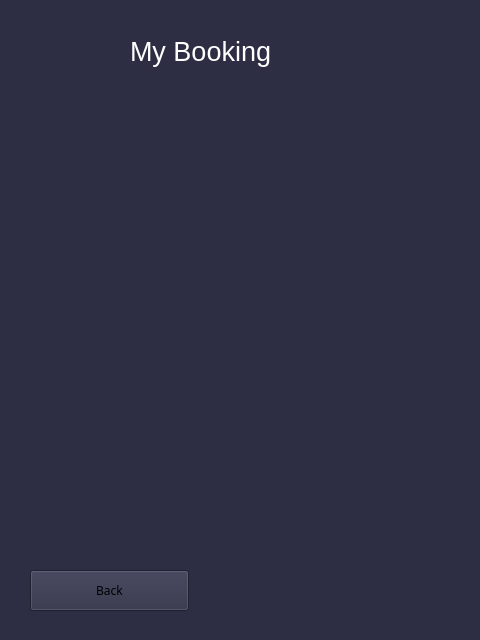
Before: the Qt Designer form file_ui/my_booking.ui in Ghazimuhammad/Reservasi-Bengkel, drawn with Qt 5.
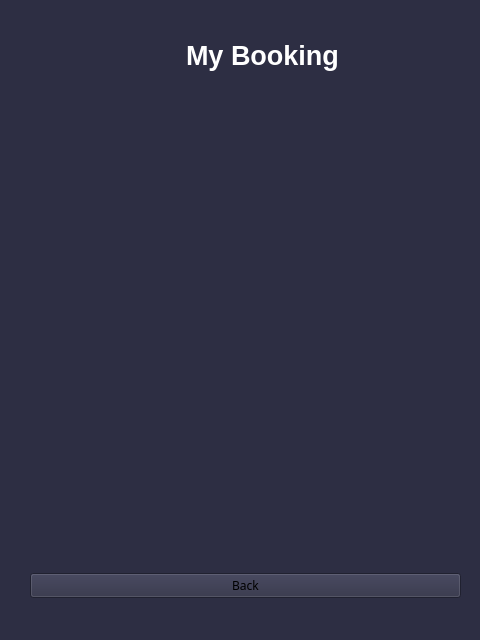
After: the same form once the commit is applied.

Commit message: benerin ui sama adapt dikit

What changed in the file:
```diff
--- a/file_ui/my_booking.ui
+++ b/file_ui/my_booking.ui
@@ -17,25 +17,77 @@
    <string notr="true">background-color: #2D2E43;</string>
   </property>
   <widget class="QWidget" name="centralwidget">
-   <widget class="QPushButton" name="push_back">
+   <widget class="QWidget" name="verticalLayoutWidget">
     <property name="geometry">
      <rect>
       <x>30</x>
-      <y>570</y>
-      <width>159</width>
-      <height>41</height>
+      <y>120</y>
+      <width>431</width>
+      <height>431</height>
      </rect>
     </property>
-    <property name="font">
-     <font>
-      <family>Roboto Slab</family>
-      <pointsize>9</pointsize>
-      <weight>50</weight>
-      <bold>false</bold>
-     </font>
+    <layout class="QVBoxLayout" name="verticalLayout"/>
+   </widget>
+   <widget class="QWidget" name="horizontalLayoutWidget">
+    <property name="geometry">
+     <rect>
+      <x>30</x>
+      <y>10</y>
+      <width>431</width>
+      <height>91</height>
+     </rect>
     </property>
-    <property name="styleSheet">
-     <string notr="true">/* PUSH BUTTON */
+    <layout class="QHBoxLayout" name="horizontalLayout">
+     <item>
+      <widget class="QLabel" name="logo_sparepart">
+       <property name="minimumSize">
+        <size>
+         <width>0</width>
+         <height>0</height>
+        </size>
+       </property>
+       <property name="maximumSize">
+        <size>
+         <width>150</width>
+         <height>16777215</height>
+        </size>
+       </property>
+       <property name="text">
+        <string/>
+       </property>
+      </widget>
+     </item>
+     <item>
+      <widget class="QLabel" name="label_3">
+       <property name="text">
+        <string>&lt;html&gt;&lt;head/&gt;&lt;body&gt;&lt;p&gt;&lt;span style=&quot; font-size:20pt; font-weight:600; color:#ffffff;&quot;&gt;My Booking&lt;/span&gt;&lt;/p&gt;&lt;/body&gt;&lt;/html&gt;</string>
+       </property>
+      </widget>
+     </item>
+    </layout>
+   </widget>
+   <widget class="QWidget" name="horizontalLayoutWidget_2">
+    <property name="geometry">
+     <rect>
+      <x>30</x>
+      <y>560</y>
+      <width>431</width>
+      <height>51</height>
+     </rect>
+    </property>
+    <layout class="QHBoxLayout" name="horizontalLayout_2">
+     <item>
+      <widget class="QPushButton" name="push_back">
+       <property name="font">
+        <font>
+         <family>Roboto Slab</family>
+         <pointsize>9</pointsize>
+         <weight>50</weight>
+         <bold>false</bold>
+        </font>
+       </property>
+       <property name="styleSheet">
+        <string notr="true">/* PUSH BUTTON */
 QPushButton {
     background-color: rgb(80, 80, 122);
     color: white;
@@ -53,47 +105,13 @@
 }
 
 color: rgb(255, 255, 255);</string>
-    </property>
-    <property name="text">
-     <string>Back</string>
-    </property>
-   </widget>
-   <widget class="QLabel" name="label">
-    <property name="geometry">
-     <rect>
-      <x>130</x>
-      <y>6</y>
-      <width>341</width>
-      <height>91</height>
-     </rect>
-    </property>
-    <property name="text">
-     <string>&lt;html&gt;&lt;head/&gt;&lt;body&gt;&lt;p&gt;&lt;span style=&quot; font-size:20pt; color:#ffffff;&quot;&gt;My Booking&lt;/span&gt;&lt;/p&gt;&lt;/body&gt;&lt;/html&gt;</string>
-    </property>
-   </widget>
-   <widget class="QLabel" name="logo_sparepart">
-    <property name="geometry">
-     <rect>
-      <x>20</x>
-      <y>20</y>
-      <width>91</width>
-      <height>71</height>
-     </rect>
-    </property>
-    <property name="text">
-     <string/>
-    </property>
-   </widget>
-   <widget class="QWidget" name="verticalLayoutWidget">
-    <property name="geometry">
-     <rect>
-      <x>30</x>
-      <y>120</y>
-      <width>421</width>
-      <height>431</height>
-     </rect>
-    </property>
-    <layout class="QVBoxLayout" name="verticalLayout"/>
+       </property>
+       <property name="text">
+        <string>Back</string>
+       </property>
+      </widget>
+     </item>
+    </layout>
    </widget>
   </widget>
   <widget class="QStatusBar" name="statusbar"/>
```
The commit also changes 7 other files.
